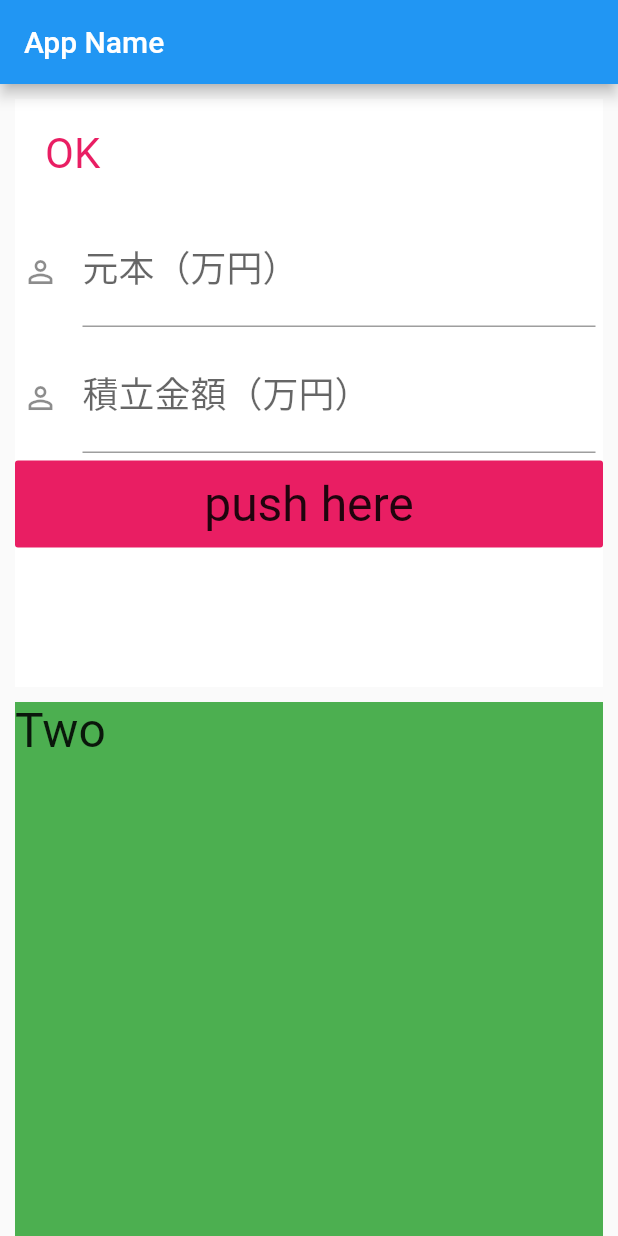
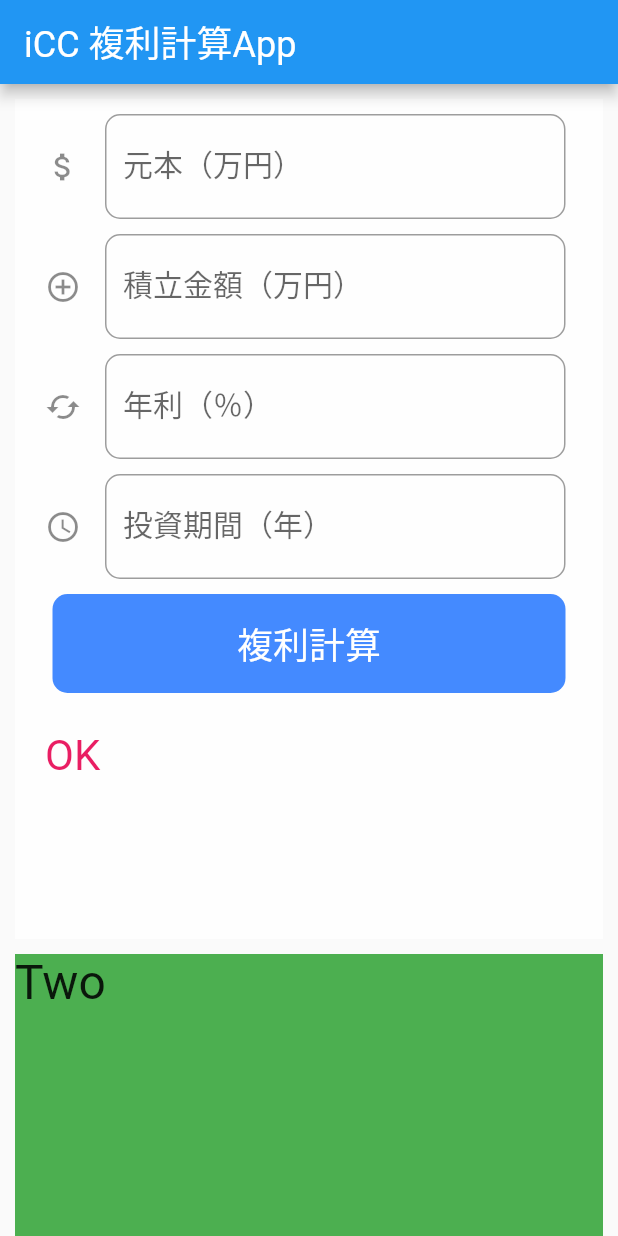
Before and after one commit to earlydogs/fluttertest1app, a Flutter app: the screen it shows after launch, on a phone screen of 412 x 824 dp. Run offline on Flutter 3.47's test engine with Material 2 defaults, Android fonts, the phone set to English and light mode, and no system bars; our stand-ins replace decimal.

Commit message:
20190915 1st Input field

```diff
--- a/lib/main.dart
+++ b/lib/main.dart
@@ -1,4 +1,5 @@
 import 'package:flutter/material.dart';
+import 'package:decimal/decimal.dart';
 
 void main() {
   runApp(new MyApp());
@@ -27,9 +28,17 @@ class MyHomePage extends StatefulWidget {
 }
 
 class _MyHomePageState extends State<MyHomePage> {
+  //とりあえずやってみよう。ウィジェットのビルドは最後に記載するとわかりやすい。
+
   var _message;
-  final controller = TextEditingController();
-  final controllerTwo = TextEditingController();
+
+  //入力項目のコントローラ
+  final controllerCurrentBalance   = TextEditingController();
+  final controllerMonthlyAddition  = TextEditingController();
+  final controllerInterestRateYear = TextEditingController();
+  final controllerPeriodYear       = TextEditingController();
+
+
 
   @override
   void initState() {
@@ -37,25 +46,149 @@ class _MyHomePageState extends State<MyHomePage> {
     super.initState();
   }
 
+  void buttonPressed() {
+    //big decimal で受け取り
+    var inputCurrentBalance   = Decimal.parse(controllerCurrentBalance.text);
+    var inputMonthlyAddition  = Decimal.parse(controllerMonthlyAddition.text);
+    var inputInterestRateYear = Decimal.parse(controllerInterestRateYear.text);
+    var inputPeriodYear       = Decimal.parse(controllerPeriodYear.text);
+
+
+    setState(() {
+      _message = controllerCurrentBalance.text;
+    });
+  }
+
   @override
   Widget build(BuildContext context) {
     return new Scaffold(
       appBar: new AppBar(
-        title: new Text('App Name'),
+        title: new Text('iCC 複利計算App',
+            style: TextStyle(
+            fontSize: 24.0,
+            color: Colors.white,
+            fontWeight: FontWeight.w400,
+            fontFamily: "Roboto")),
       ),
       body: new GridView.extent(
-        maxCrossAxisExtent: 450.0,
+        maxCrossAxisExtent: 600.0,
         mainAxisSpacing: 10.0,
         crossAxisSpacing: 10.0,
+        childAspectRatio: 0.7,
         padding: const EdgeInsets.all(10.0),
         children: <Widget>[
           Container(
-              color: Colors.white,
+              color: Colors.white70,
               child: Column(
                 mainAxisAlignment: MainAxisAlignment.start,
                 mainAxisSize: MainAxisSize.max,
                 crossAxisAlignment: CrossAxisAlignment.stretch,
                 children: <Widget>[
+
+                  Padding(
+                    padding: EdgeInsets.fromLTRB(20.0, 10.0, 25.0, 5.0),
+                    child: TextFormField(
+                      decoration: InputDecoration(
+                        labelText: "元本（万円）",
+                        hintText: "数値で入力してください",
+                        icon: Icon(Icons.attach_money),
+                        fillColor: Colors.blueAccent,
+                        border: OutlineInputBorder(
+                            borderRadius: BorderRadius.circular(10.0)),
+                      ),
+                      controller: controllerCurrentBalance,
+                      keyboardType: TextInputType.number,
+                      style: TextStyle(
+                          fontSize: 20.0,
+                          color: Colors.blueAccent,
+                          fontWeight: FontWeight.w400,
+                          fontFamily: "Roboto"),
+                    ),
+                  ),
+
+                  Padding(
+                    padding: EdgeInsets.fromLTRB(20.0, 5.0, 25.0, 5.0),
+                    child: TextFormField(
+                      decoration: InputDecoration(
+                        labelText: "積立金額（万円）",
+                        hintText: "数値で入力してください",
+                        icon: Icon(Icons.add_circle_outline),
+                        fillColor: Colors.blueAccent,
+                        border: OutlineInputBorder(
+                            borderRadius: BorderRadius.circular(10.0)),
+                      ),
+                      controller: controllerMonthlyAddition,
+                      keyboardType: TextInputType.number,
+                      style: TextStyle(
+                          fontSize: 20.0,
+                          color: Colors.blueAccent,
+                          fontWeight: FontWeight.w400,
+                          fontFamily: "Roboto"),
+                    ),
+                  ),
+
+                  Padding(
+                    padding: EdgeInsets.fromLTRB(20.0, 5.0, 25.0, 5.0),
+                    child: TextFormField(
+                      decoration: InputDecoration(
+                        labelText: "年利（％）",
+                        hintText: "数値で入力してください",
+                        icon: Icon(Icons.cached),
+                        fillColor: Colors.blueAccent,
+                        border: OutlineInputBorder(
+                            borderRadius: BorderRadius.circular(10.0)),
+                      ),
+                      controller: controllerInterestRateYear,
+                      keyboardType: TextInputType.number,
+                      style: TextStyle(
+                          fontSize: 20.0,
+                          color: Colors.blueAccent,
+                          fontWeight: FontWeight.w400,
+                          fontFamily: "Roboto"),
+                    ),
+                  ),
+
+                  Padding(
+                    padding: EdgeInsets.fromLTRB(20.0, 5.0, 25.0, 5.0),
+                    child: TextFormField(
+                      decoration: InputDecoration(
+                        labelText: "投資期間（年）",
+                        hintText: "数値で入力してください",
+                        icon: Icon(Icons.schedule),
+                        fillColor: Colors.blueAccent,
+                        border: OutlineInputBorder(
+                            borderRadius: BorderRadius.circular(10.0)),
+                      ),
+                      controller: controllerPeriodYear,
+                      keyboardType: TextInputType.number,
+                      style: TextStyle(
+                          fontSize: 20.0,
+                          color: Colors.blueAccent,
+                          fontWeight: FontWeight.w400,
+                          fontFamily: "Roboto"),
+                    ),
+                  ),
+
+                  Padding(
+                    padding: EdgeInsets.fromLTRB(25.0, 5.0, 25.0, 5.0),
+                    child: FlatButton(
+                      padding: EdgeInsets.all(15.0),
+                      color: Colors.blueAccent,
+                      shape: RoundedRectangleBorder(
+                        borderRadius: BorderRadius.all(Radius.circular(10.0)),
+                      ),
+                      child: Text(
+                        "複利計算",
+                        style: TextStyle(
+                            fontSize: 24.0,
+                            fontWeight: FontWeight.w400,
+                            fontFamily: "Roboto",
+                            color: Colors.white),
+                      ),
+                      onPressed: buttonPressed,
+                    ),
+                  ),
+
                   Padding(
                     padding: EdgeInsets.all(20.0),
                     child: Text(
@@ -66,55 +199,6 @@ class _MyHomePageState extends State<MyHomePage> {
                           fontWeight: FontWeight.w400,
                           fontFamily: "Roboto"),
                     ),
-                  ),
-
-                  Padding(
-                    padding: EdgeInsets.all(5.0),
-                    child: TextField(
-                      decoration: InputDecoration(
-                        labelText: "元本（万円）",
-                        hintText: "100",
-                        icon: Icon(Icons.person_outline),
-                        fillColor: Colors.grey,
-                      ),
-                      controller: controller,
-                      keyboardType: TextInputType.number,
-                      style: TextStyle(
-                          fontSize: 24.0,
-                          color: Colors.pink,
-                          fontWeight: FontWeight.w400,
-                          fontFamily: "Roboto"),
-                    ),
-                  ),
-                  Padding(
-                    padding: EdgeInsets.all(5.0),
-                    child: TextField(
-                      decoration: InputDecoration(
-                        labelText: "積立金額（万円）",
-                        hintText: "5",
-                        icon: Icon(Icons.person_outline),
-                        fillColor: Colors.blue,
-                      ),
-                      controller: controllerTwo,
-                      keyboardType: TextInputType.number,
-                      style: TextStyle(
-                          fontSize: 24.0,
-                          color: Colors.pink,
-                          fontWeight: FontWeight.w400,
-                          fontFamily: "Roboto"),
-                    ),
-                  ),
-                  FlatButton(
-                    padding: EdgeInsets.all(10.0),
-                    color: Colors.pink,
-                    child: Text(
-                      "push here",
-                      style: TextStyle(
-                          fontSize: 32.0,
-                          fontWeight: FontWeight.w400,
-                          fontFamily: "Roboto"),
-                    ),
-                    onPressed: buttonPressed,
                   ),
                 ],
               )),
@@ -142,10 +226,4 @@ class _MyHomePageState extends State<MyHomePage> {
       ),
     );
   }
-
-  void buttonPressed() {
-    setState(() {
-      _message = controller.text;
-    });
-  }
 }
--- a/pubspec.yaml
+++ b/pubspec.yaml
@@ -23,6 +23,10 @@ dependencies:
   # The following adds the Cupertino Icons font to your application.
   # Use with the CupertinoIcons class for iOS style icons.
   cupertino_icons: ^0.1.2
+
+  #add packages
+  keyboard_actions: ^2.1.2
+  decimal: ^0.3.0
 
 dev_dependencies:
   flutter_test:
```
Also changed, not shown: pubspec.lock.
